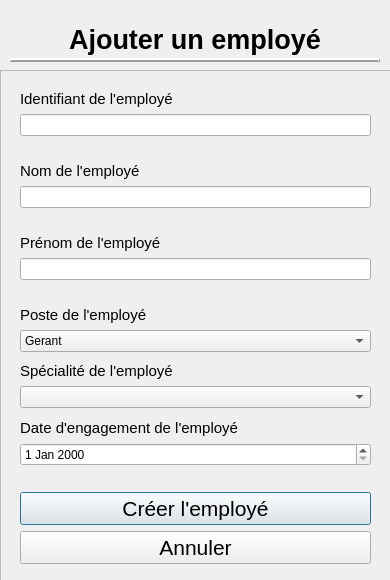
Old version of the form UI/Ajouter_Employe.ui in the repository LePerron/Application-gestion-employes-projet-session-2023.
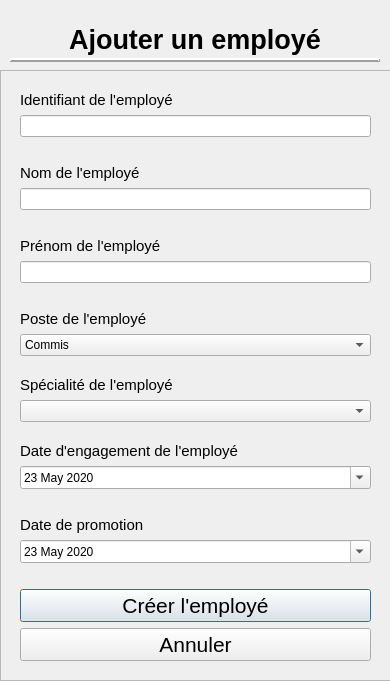
New version of the form.

```diff
--- a/UI/Ajouter_Employe.ui
+++ b/UI/Ajouter_Employe.ui
@@ -7,7 +7,7 @@
     <x>0</x>
     <y>0</y>
     <width>390</width>
-    <height>580</height>
+    <height>681</height>
    </rect>
   </property>
   <property name="windowTitle">
@@ -71,7 +71,7 @@
      <x>0</x>
      <y>70</y>
      <width>391</width>
-     <height>511</height>
+     <height>611</height>
     </rect>
    </property>
    <property name="frameShape">
@@ -80,13 +80,13 @@
    <property name="frameShadow">
     <enum>QFrame::Raised</enum>
    </property>
-   <widget class="QWidget" name="">
+   <widget class="QWidget" name="layoutWidget">
     <property name="geometry">
      <rect>
       <x>20</x>
       <y>20</y>
       <width>351</width>
-      <height>474</height>
+      <height>571</height>
      </rect>
     </property>
     <layout class="QVBoxLayout" name="verticalLayout_8">
@@ -203,16 +203,6 @@
       <layout class="QVBoxLayout" name="verticalLayout_6">
        <item>
         <widget class="QComboBox" name="comboBoxPoste">
-         <item>
-          <property name="text">
-           <string>Gerant</string>
-          </property>
-         </item>
-         <item>
-          <property name="text">
-           <string>Gestionnaire</string>
-          </property>
-         </item>
          <item>
           <property name="text">
            <string>Commis</string>
@@ -303,6 +293,19 @@
            <pointsize>9</pointsize>
           </font>
          </property>
+         <property name="minimumDateTime">
+          <datetime>
+           <hour>0</hour>
+           <minute>0</minute>
+           <second>0</second>
+           <year>2020</year>
+           <month>5</month>
+           <day>23</day>
+          </datetime>
+         </property>
+         <property name="calendarPopup">
+          <bool>true</bool>
+         </property>
         </widget>
        </item>
        <item>
@@ -314,6 +317,53 @@
        </item>
       </layout>
      </item>
+     <item>
+      <widget class="QLabel" name="labelDatePromotion">
+       <property name="font">
+        <font>
+         <pointsize>11</pointsize>
+         <weight>50</weight>
+         <bold>false</bold>
+        </font>
+       </property>
+       <property name="text">
+        <string>Date de promotion</string>
+       </property>
+      </widget>
+     </item>
+     <item>
+      <layout class="QVBoxLayout" name="verticalLayout_11">
+       <item>
+        <widget class="QDateEdit" name="dateEditDatePromotion">
+         <property name="font">
+          <font>
+           <pointsize>9</pointsize>
+          </font>
+         </property>
+         <property name="minimumDateTime">
+          <datetime>
+           <hour>0</hour>
+           <minute>0</minute>
+           <second>0</second>
+           <year>2020</year>
+           <month>5</month>
+           <day>23</day>
+          </datetime>
+         </property>
+         <property name="calendarPopup">
+          <bool>true</bool>
+         </property>
+        </widget>
+       </item>
+       <item>
+        <widget class="QLabel" name="labelErreurDatePromotion">
+         <property name="text">
+          <string/>
+         </property>
+        </widget>
+       </item>
+      </layout>
+     </item>
      <item>
       <widget class="QPushButton" name="pushButtonAjouterEmploye">
        <property name="font">
```
Left out of the diff: 10 changed lines with no effect on the pictures.
